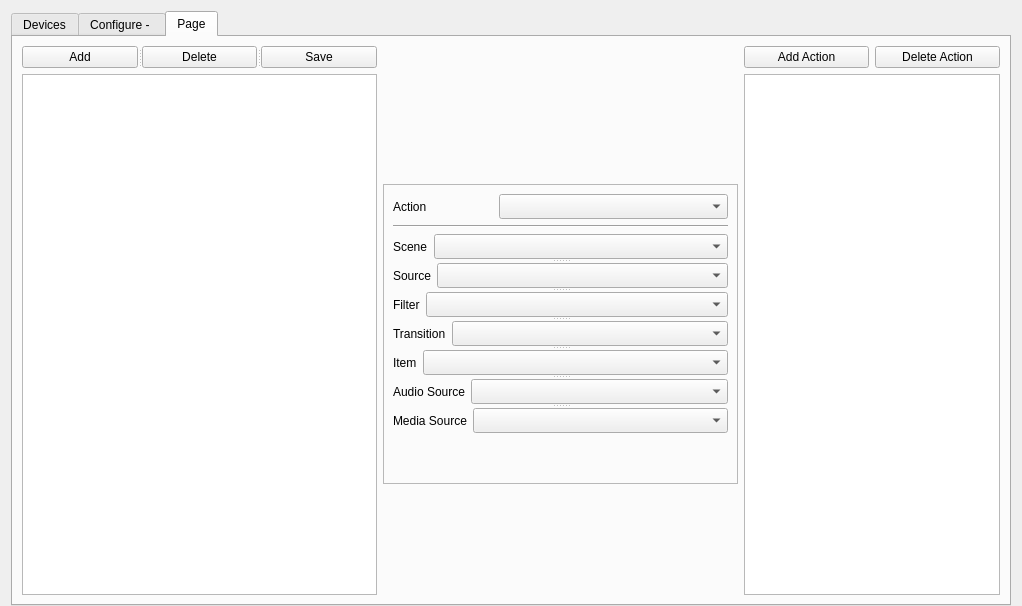
Before: the Qt Designer form src/forms/settings-dialog.ui in robrob2142/obs-midi, drawn with Qt 5.
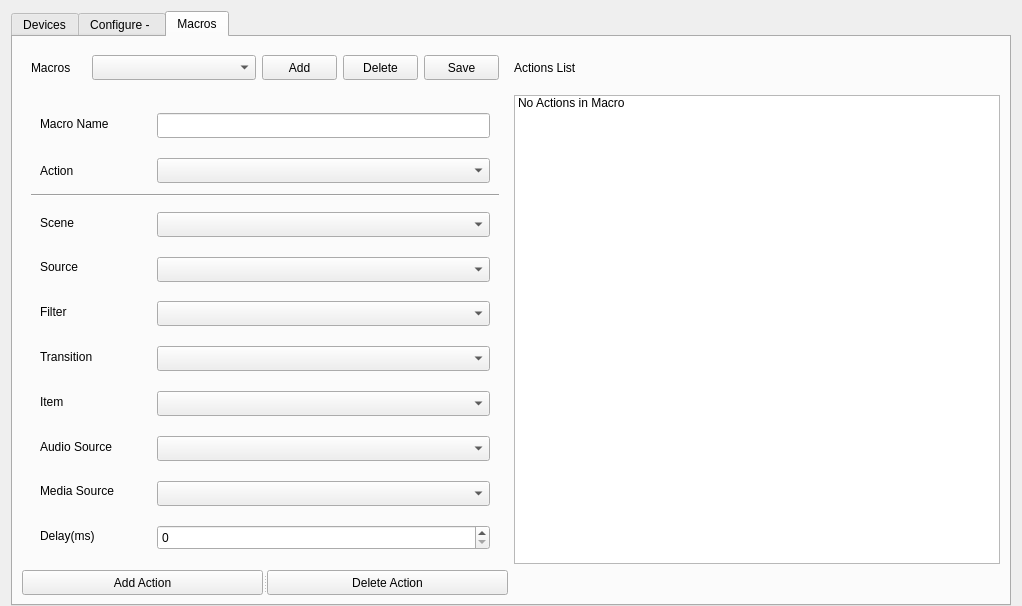
After: the same form once the commit is applied. The open tabs and pages were chosen to show the change.

```diff
--- a/src/forms/settings-dialog.ui
+++ b/src/forms/settings-dialog.ui
@@ -41,7 +41,7 @@
    <property name="horizontalSpacing">
     <number>3</number>
    </property>
-   <item row="0" column="0">
+   <item row="0" column="1">
     <widget class="QTabWidget" name="tabWidget">
      <property name="enabled">
       <bool>true</bool>
@@ -1384,136 +1384,81 @@
      </widget>
      <widget class="QWidget" name="tab_Macros">
       <attribute name="title">
-       <string>Page</string>
+       <string>Macros</string>
       </attribute>
-      <layout class="QGridLayout" name="gridLayout_3">
-       <item row="0" column="0">
-        <widget class="QSplitter" name="splitter_5">
+      <layout class="QGridLayout" name="gridLayout_18">
+       <item row="2" column="1">
+        <widget class="QListWidget" name="listWidget">
+         <item>
+          <property name="text">
+           <string>No Actions in Macro</string>
+          </property>
+         </item>
+        </widget>
+       </item>
+       <item row="0" column="1">
+        <widget class="QLabel" name="label_9">
+         <property name="text">
+          <string>Actions List</string>
+         </property>
+        </widget>
+       </item>
+       <item row="3" column="0">
+        <widget class="QSplitter" name="splitter_18">
          <property name="orientation">
           <enum>Qt::Horizontal</enum>
          </property>
-         <widget class="QPushButton" name="btn_macro_add">
-          <property name="text">
-           <string>Add</string>
+         <widget class="QPushButton" name="btn_macro_action_add">
+          <property name="minimumSize">
+           <size>
+            <width>0</width>
+            <height>25</height>
+           </size>
           </property>
-         </widget>
-         <widget class="QPushButton" name="btn_macro_delete">
-          <property name="text">
-           <string>Delete</string>
+          <property name="maximumSize">
+           <size>
+            <width>16777215</width>
+            <height>25</height>
+           </size>
           </property>
-         </widget>
-         <widget class="QPushButton" name="btn_macro_save">
-          <property name="text">
-           <string>Save</string>
-          </property>
-         </widget>
-        </widget>
-       </item>
-       <item row="0" column="2">
-        <widget class="QPushButton" name="pushButton">
          <property name="text">
           <string>Add Action</string>
          </property>
         </widget>
-       </item>
-       <item row="0" column="3">
-        <widget class="QPushButton" name="pushButton_2">
+         <widget class="QPushButton" name="btn_macro_action_delete">
+          <property name="minimumSize">
+           <size>
+            <width>0</width>
+            <height>25</height>
+           </size>
+          </property>
+          <property name="maximumSize">
+           <size>
+            <width>16777215</width>
+            <height>25</height>
+           </size>
+          </property>
          <property name="text">
           <string>Delete Action</string>
          </property>
         </widget>
+        </widget>
        </item>
-       <item row="1" column="0">
-        <widget class="QListWidget" name="list_macros"/>
-       </item>
-       <item row="1" column="1">
-        <widget class="QFrame" name="wid_Action_2">
-         <property name="sizePolicy">
-          <sizepolicy hsizetype="Preferred" vsizetype="Fixed">
-           <horstretch>0</horstretch>
-           <verstretch>0</verstretch>
-          </sizepolicy>
-         </property>
-         <property name="minimumSize">
-          <size>
-           <width>200</width>
-           <height>200</height>
-          </size>
-         </property>
-         <property name="maximumSize">
-          <size>
-           <width>16777215</width>
-           <height>300</height>
-          </size>
-         </property>
-         <property name="styleSheet">
-          <string notr="true">border-color: rgb(170, 0, 255);</string>
-         </property>
-         <property name="frameShape">
-          <enum>QFrame::StyledPanel</enum>
-         </property>
-         <property name="lineWidth">
-          <number>3</number>
-         </property>
-         <layout class="QGridLayout" name="gridLayout_5">
-          <item row="2" column="0" colspan="2" alignment="Qt::AlignTop">
-           <widget class="QSplitter" name="splitter_6">
-            <property name="sizePolicy">
-             <sizepolicy hsizetype="Expanding" vsizetype="Fixed">
-              <horstretch>0</horstretch>
-              <verstretch>0</verstretch>
-             </sizepolicy>
-            </property>
-            <property name="toolTipDuration">
-             <number>-1</number>
-            </property>
-            <property name="orientation">
-             <enum>Qt::Vertical</enum>
-            </property>
-            <property name="opaqueResize">
-             <bool>true</bool>
-            </property>
-            <widget class="QWidget" name="w_scene_2" native="true">
-             <property name="sizePolicy">
-              <sizepolicy hsizetype="MinimumExpanding" vsizetype="Fixed">
-               <horstretch>0</horstretch>
-               <verstretch>0</verstretch>
-              </sizepolicy>
-             </property>
-             <layout class="QFormLayout" name="formLayout_10">
+       <item row="2" column="0">
+        <widget class="QWidget" name="widget_2" native="true">
+         <layout class="QGridLayout" name="gridLayout_14" rowstretch="0,0,0,0,0,0,0,0,0,0,0,0">
               <item row="0" column="0">
-               <widget class="QLabel" name="label_obs_output_scene_2">
-                <property name="sizePolicy">
-                 <sizepolicy hsizetype="MinimumExpanding" vsizetype="Fixed">
-                  <horstretch>0</horstretch>
-                  <verstretch>0</verstretch>
-                 </sizepolicy>
-                </property>
-                <property name="minimumSize">
-                 <size>
-                  <width>0</width>
-                  <height>15</height>
-                 </size>
-                </property>
-                <property name="maximumSize">
-                 <size>
-                  <width>16777215</width>
-                  <height>50</height>
-                 </size>
-                </property>
+           <widget class="QWidget" name="widget_5" native="true">
+            <layout class="QGridLayout" name="gridLayout_17" columnstretch="1,3">
+             <item row="0" column="0">
+              <widget class="QLabel" name="label_2">
                 <property name="text">
-                 <string>Scene</string>
+                <string>Macro Name</string>
                 </property>
                </widget>
               </item>
               <item row="0" column="1">
-               <widget class="QComboBox" name="cb_obs_output_scene_2">
-                <property name="sizePolicy">
-                 <sizepolicy hsizetype="MinimumExpanding" vsizetype="Fixed">
-                  <horstretch>0</horstretch>
-                  <verstretch>0</verstretch>
-                 </sizepolicy>
-                </property>
+              <widget class="QLineEdit" name="line_edit_macro_name">
                 <property name="minimumSize">
                  <size>
                   <width>0</width>
@@ -1523,13 +1468,15 @@
                 <property name="maximumSize">
                  <size>
                   <width>16777215</width>
-                  <height>50</height>
+                 <height>25</height>
                  </size>
                 </property>
                </widget>
               </item>
              </layout>
             </widget>
+          </item>
+          <item row="4" column="0">
             <widget class="QWidget" name="w_source_2" native="true">
              <property name="sizePolicy">
               <sizepolicy hsizetype="MinimumExpanding" vsizetype="Fixed">
@@ -1537,7 +1484,7 @@
                <verstretch>0</verstretch>
               </sizepolicy>
              </property>
-             <layout class="QFormLayout" name="formLayout_12">
+            <layout class="QGridLayout" name="gridLayout_11" columnstretch="1,3">
               <item row="0" column="0">
                <widget class="QLabel" name="label_obs_output_source_2">
                 <property name="sizePolicy">
@@ -1579,14 +1526,16 @@
                 </property>
                 <property name="maximumSize">
                  <size>
-                  <width>16777215</width>
-                  <height>50</height>
+                 <width>1024</width>
+                 <height>25</height>
                  </size>
                 </property>
                </widget>
               </item>
              </layout>
             </widget>
+          </item>
+          <item row="5" column="0">
             <widget class="QWidget" name="w_filter_2" native="true">
              <property name="sizePolicy">
               <sizepolicy hsizetype="MinimumExpanding" vsizetype="Fixed">
@@ -1594,7 +1543,7 @@
                <verstretch>0</verstretch>
               </sizepolicy>
              </property>
-             <layout class="QFormLayout" name="formLayout_13">
+            <layout class="QGridLayout" name="gridLayout_10" columnstretch="1,3">
               <item row="0" column="0">
                <widget class="QLabel" name="label_obs_output_filter_2">
                 <property name="sizePolicy">
@@ -1636,71 +1585,16 @@
                 </property>
                 <property name="maximumSize">
                  <size>
-                  <width>16777215</width>
-                  <height>50</height>
-                 </size>
-                </property>
-               </widget>
-              </item>
-             </layout>
-            </widget>
-            <widget class="QWidget" name="w_transition_2" native="true">
-             <property name="sizePolicy">
-              <sizepolicy hsizetype="MinimumExpanding" vsizetype="Fixed">
-               <horstretch>0</horstretch>
-               <verstretch>0</verstretch>
-              </sizepolicy>
-             </property>
-             <layout class="QFormLayout" name="formLayout_14">
-              <item row="0" column="0">
-               <widget class="QLabel" name="label_obs_output_transition_2">
-                <property name="sizePolicy">
-                 <sizepolicy hsizetype="MinimumExpanding" vsizetype="Fixed">
-                  <horstretch>0</horstretch>
-                  <verstretch>0</verstretch>
-                 </sizepolicy>
-                </property>
-                <property name="minimumSize">
-                 <size>
-                  <width>0</width>
-                  <height>15</height>
-                 </size>
-                </property>
-                <property name="maximumSize">
-                 <size>
-                  <width>16777215</width>
-                  <height>50</height>
-                 </size>
-                </property>
-                <property name="text">
-                 <string>Transition</string>
-                </property>
-               </widget>
-              </item>
-              <item row="0" column="1">
-               <widget class="QComboBox" name="cb_obs_output_transition_2">
-                <property name="sizePolicy">
-                 <sizepolicy hsizetype="MinimumExpanding" vsizetype="Fixed">
-                  <horstretch>0</horstretch>
-                  <verstretch>0</verstretch>
-                 </sizepolicy>
-                </property>
-                <property name="minimumSize">
-                 <size>
-                  <width>0</width>
+                 <width>1024</width>
                   <height>25</height>
                  </size>
                 </property>
-                <property name="maximumSize">
-                 <size>
-                  <width>16777215</width>
-                  <height>50</height>
-                 </size>
-                </property>
                </widget>
               </item>
              </layout>
             </widget>
+          </item>
+          <item row="7" column="0">
             <widget class="QWidget" name="w_item_2" native="true">
              <property name="sizePolicy">
               <sizepolicy hsizetype="MinimumExpanding" vsizetype="Fixed">
@@ -1708,7 +1602,7 @@
                <verstretch>0</verstretch>
               </sizepolicy>
              </property>
-             <layout class="QFormLayout" name="formLayout_15">
+            <layout class="QGridLayout" name="gridLayout_8" columnstretch="1,3">
               <item row="0" column="0">
                <widget class="QLabel" name="label_obs_output_item_2">
                 <property name="sizePolicy">
@@ -1750,14 +1644,75 @@
                 </property>
                 <property name="maximumSize">
                  <size>
+                 <width>1024</width>
+                 <height>25</height>
+                </size>
+               </property>
+              </widget>
+             </item>
+            </layout>
+           </widget>
+          </item>
+          <item row="6" column="0">
+           <widget class="QWidget" name="w_transition_2" native="true">
+            <property name="sizePolicy">
+             <sizepolicy hsizetype="MinimumExpanding" vsizetype="Fixed">
+              <horstretch>0</horstretch>
+              <verstretch>0</verstretch>
+             </sizepolicy>
+            </property>
+            <layout class="QGridLayout" name="gridLayout_9" columnstretch="1,3">
+             <item row="0" column="0">
+              <widget class="QLabel" name="label_obs_output_transition_2">
+               <property name="sizePolicy">
+                <sizepolicy hsizetype="MinimumExpanding" vsizetype="Fixed">
+                 <horstretch>0</horstretch>
+                 <verstretch>0</verstretch>
+                </sizepolicy>
+               </property>
+               <property name="minimumSize">
+                <size>
+                 <width>0</width>
+                 <height>15</height>
+                </size>
+               </property>
+               <property name="maximumSize">
+                <size>
                   <width>16777215</width>
                   <height>50</height>
                  </size>
                 </property>
+               <property name="text">
+                <string>Transition</string>
+               </property>
+              </widget>
+             </item>
+             <item row="0" column="1">
+              <widget class="QComboBox" name="cb_obs_output_transition_2">
+               <property name="sizePolicy">
+                <sizepolicy hsizetype="MinimumExpanding" vsizetype="Fixed">
+                 <horstretch>0</horstretch>
+                 <verstretch>0</verstretch>
+                </sizepolicy>
+               </property>
+               <property name="minimumSize">
+                <size>
+                 <width>0</width>
+                 <height>25</height>
+                </size>
+               </property>
+               <property name="maximumSize">
+                <size>
+                 <width>1024</width>
+                 <height>25</height>
+                </size>
+               </property>
                </widget>
               </item>
              </layout>
             </widget>
+          </item>
+          <item row="8" column="0">
             <widget class="QWidget" name="w_audio_2" native="true">
              <property name="sizePolicy">
               <sizepolicy hsizetype="MinimumExpanding" vsizetype="Fixed">
@@ -1765,7 +1720,7 @@
                <verstretch>0</verstretch>
               </sizepolicy>
              </property>
-             <layout class="QFormLayout" name="formLayout_16">
+            <layout class="QGridLayout" name="gridLayout_7" columnstretch="1,3">
               <item row="0" column="0">
                <widget class="QLabel" name="label_obs_output_audio_source_2">
                 <property name="sizePolicy">
@@ -1807,14 +1762,16 @@
                 </property>
                 <property name="maximumSize">
                  <size>
-                  <width>16777215</width>
-                  <height>50</height>
+                 <width>1024</width>
+                 <height>25</height>
                  </size>
                 </property>
                </widget>
               </item>
              </layout>
             </widget>
+          </item>
+          <item row="9" column="0">
             <widget class="QWidget" name="w_media_2" native="true">
              <property name="sizePolicy">
               <sizepolicy hsizetype="MinimumExpanding" vsizetype="Fixed">
@@ -1822,29 +1779,7 @@
                <verstretch>0</verstretch>
               </sizepolicy>
              </property>
-             <layout class="QFormLayout" name="formLayout_17">
-              <item row="0" column="1">
-               <widget class="QComboBox" name="cb_obs_output_media_source_2">
-                <property name="sizePolicy">
-                 <sizepolicy hsizetype="MinimumExpanding" vsizetype="Fixed">
-                  <horstretch>0</horstretch>
-                  <verstretch>0</verstretch>
-                 </sizepolicy>
-                </property>
-                <property name="minimumSize">
-                 <size>
-                  <width>0</width>
-                  <height>25</height>
-                 </size>
-                </property>
-                <property name="maximumSize">
-                 <size>
-                  <width>16777215</width>
-                  <height>50</height>
-                 </size>
-                </property>
-               </widget>
-              </item>
+            <layout class="QGridLayout" name="gridLayout_6" columnstretch="1,3">
               <item row="0" column="0">
                <widget class="QLabel" name="label_obs_output_media_source_2">
                 <property name="sizePolicy">
@@ -1870,37 +1805,96 @@
                 </property>
                </widget>
               </item>
-             </layout>
-            </widget>
-           </widget>
-          </item>
-          <item row="0" column="0" alignment="Qt::AlignTop">
-           <widget class="QLabel" name="label_obs_output_action_2">
+             <item row="0" column="1">
+              <widget class="QComboBox" name="cb_obs_output_media_source_2">
+               <property name="sizePolicy">
+                <sizepolicy hsizetype="MinimumExpanding" vsizetype="Fixed">
+                 <horstretch>0</horstretch>
+                 <verstretch>0</verstretch>
+                </sizepolicy>
+               </property>
+               <property name="minimumSize">
+                <size>
+                 <width>0</width>
+                 <height>25</height>
+                </size>
+               </property>
+               <property name="maximumSize">
+                <size>
+                 <width>1024</width>
+                 <height>25</height>
+                </size>
+               </property>
+              </widget>
+             </item>
+            </layout>
+           </widget>
+          </item>
+          <item row="10" column="0">
+           <widget class="QWidget" name="widget" native="true">
+            <layout class="QGridLayout" name="gridLayout_13" columnstretch="1,3">
+             <item row="0" column="0">
+              <widget class="QLabel" name="label_7">
+               <property name="text">
+                <string>Delay(ms)</string>
+               </property>
+              </widget>
+             </item>
+             <item row="0" column="1">
+              <widget class="QSpinBox" name="spinBox">
+               <property name="minimumSize">
+                <size>
+                 <width>0</width>
+                 <height>25</height>
+                </size>
+               </property>
+               <property name="maximumSize">
+                <size>
+                 <width>16777215</width>
+                 <height>25</height>
+                </size>
+               </property>
+              </widget>
+             </item>
+            </layout>
+           </widget>
+          </item>
+          <item row="3" column="0">
+           <widget class="QWidget" name="w_scene_2" native="true">
             <property name="sizePolicy">
              <sizepolicy hsizetype="MinimumExpanding" vsizetype="Fixed">
               <horstretch>0</horstretch>
               <verstretch>0</verstretch>
              </sizepolicy>
             </property>
+            <layout class="QGridLayout" name="gridLayout_12" columnstretch="1,3" columnminimumwidth="0,0">
+             <item row="0" column="0">
+              <widget class="QLabel" name="label_obs_output_scene_2">
+               <property name="sizePolicy">
+                <sizepolicy hsizetype="MinimumExpanding" vsizetype="Fixed">
+                 <horstretch>0</horstretch>
+                 <verstretch>0</verstretch>
+                </sizepolicy>
+               </property>
             <property name="minimumSize">
              <size>
               <width>0</width>
-              <height>25</height>
+                 <height>15</height>
              </size>
             </property>
             <property name="maximumSize">
              <size>
-              <width>100</width>
+                 <width>16777215</width>
               <height>50</height>
              </size>
             </property>
             <property name="text">
-             <string>Action</string>
+                <string>Scene</string>
             </property>
            </widget>
           </item>
-          <item row="0" column="1" alignment="Qt::AlignTop">
-           <widget class="QComboBox" name="cb_obs_output_action_2">
+             <item row="0" column="1">
+              <widget class="QComboBox" name="cb_obs_output_scene_2">
             <property name="sizePolicy">
              <sizepolicy hsizetype="MinimumExpanding" vsizetype="Fixed">
               <horstretch>0</horstretch>
@@ -1915,29 +1909,23 @@
             </property>
             <property name="maximumSize">
              <size>
-              <width>16777215</width>
+                 <width>1024</width>
               <height>25</height>
              </size>
             </property>
-            <property name="sizeAdjustPolicy">
-             <enum>QComboBox::AdjustToContents</enum>
-            </property>
-           </widget>
-          </item>
-          <item row="1" column="0" colspan="2">
+              </widget>
+             </item>
+            </layout>
+           </widget>
+          </item>
+          <item row="2" column="0">
            <widget class="Line" name="line_2">
-            <property name="sizePolicy">
-             <sizepolicy hsizetype="Preferred" vsizetype="Fixed">
-              <horstretch>0</horstretch>
-              <verstretch>0</verstretch>
-             </sizepolicy>
-            </property>
             <property name="orientation">
              <enum>Qt::Horizontal</enum>
             </property>
            </widget>
           </item>
-          <item row="3" column="0">
+          <item row="11" column="0">
            <spacer name="verticalSpacer_2">
             <property name="orientation">
              <enum>Qt::Vertical</enum>
@@ -1950,11 +1938,150 @@
             </property>
            </spacer>
           </item>
+          <item row="1" column="0">
+           <widget class="QWidget" name="widget_4" native="true">
+            <layout class="QGridLayout" name="gridLayout_16" columnstretch="1,3">
+             <item row="0" column="0">
+              <widget class="QLabel" name="label_macro_action">
+               <property name="sizePolicy">
+                <sizepolicy hsizetype="MinimumExpanding" vsizetype="Fixed">
+                 <horstretch>0</horstretch>
+                 <verstretch>0</verstretch>
+                </sizepolicy>
+               </property>
+               <property name="minimumSize">
+                <size>
+                 <width>0</width>
+                 <height>25</height>
+                </size>
+               </property>
+               <property name="maximumSize">
+                <size>
+                 <width>16777215</width>
+                 <height>25</height>
+                </size>
+               </property>
+               <property name="text">
+                <string>Action</string>
+               </property>
+              </widget>
+             </item>
+             <item row="0" column="1">
+              <widget class="QComboBox" name="cb_macro_action">
+               <property name="sizePolicy">
+                <sizepolicy hsizetype="MinimumExpanding" vsizetype="Fixed">
+                 <horstretch>0</horstretch>
+                 <verstretch>0</verstretch>
+                </sizepolicy>
+               </property>
+               <property name="minimumSize">
+                <size>
+                 <width>0</width>
+                 <height>25</height>
+                </size>
+               </property>
+               <property name="maximumSize">
+                <size>
+                 <width>16777215</width>
+                 <height>25</height>
+                </size>
+               </property>
+               <property name="sizeAdjustPolicy">
+                <enum>QComboBox::AdjustToContents</enum>
+               </property>
+              </widget>
+             </item>
          </layout>
         </widget>
        </item>
-       <item row="1" column="2" colspan="2">
-        <widget class="QListWidget" name="listWidget"/>
+         </layout>
+        </widget>
+       </item>
+       <item row="0" column="0">
+        <widget class="QWidget" name="widget_3" native="true">
+         <layout class="QGridLayout" name="gridLayout_15" columnstretch="1,3,1,1,1">
+          <item row="0" column="0">
+           <widget class="QLabel" name="label_8">
+            <property name="text">
+             <string>Macros</string>
+            </property>
+           </widget>
+          </item>
+          <item row="0" column="1">
+           <widget class="QComboBox" name="comboBox">
+            <property name="minimumSize">
+             <size>
+              <width>0</width>
+              <height>25</height>
+             </size>
+            </property>
+            <property name="maximumSize">
+             <size>
+              <width>16777215</width>
+              <height>25</height>
+             </size>
+            </property>
+           </widget>
+          </item>
+          <item row="0" column="2">
+           <widget class="QPushButton" name="btn_macro_add">
+            <property name="minimumSize">
+             <size>
+              <width>0</width>
+              <height>25</height>
+             </size>
+            </property>
+            <property name="maximumSize">
+             <size>
+              <width>75</width>
+              <height>25</height>
+             </size>
+            </property>
+            <property name="text">
+             <string>Add</string>
+            </property>
+           </widget>
+          </item>
+          <item row="0" column="3">
+           <widget class="QPushButton" name="btn_macro_delete">
+            <property name="minimumSize">
+             <size>
+              <width>0</width>
+              <height>25</height>
+             </size>
+            </property>
+            <property name="maximumSize">
+             <size>
+              <width>75</width>
+              <height>25</height>
+             </size>
+            </property>
+            <property name="text">
+             <string>Delete</string>
+            </property>
+           </widget>
+          </item>
+          <item row="0" column="4">
+           <widget class="QPushButton" name="btn_macro_save">
+            <property name="minimumSize">
+             <size>
+              <width>0</width>
+              <height>25</height>
+             </size>
+            </property>
+            <property name="maximumSize">
+             <size>
+              <width>75</width>
+              <height>25</height>
+             </size>
+            </property>
+            <property name="text">
+             <string>Save</string>
+            </property>
+           </widget>
+          </item>
+         </layout>
+        </widget>
        </item>
       </layout>
      </widget>
```
Left out of the diff: 2 changed lines with no effect on the pictures. Lines whose indentation alone changed are shown as unchanged.
